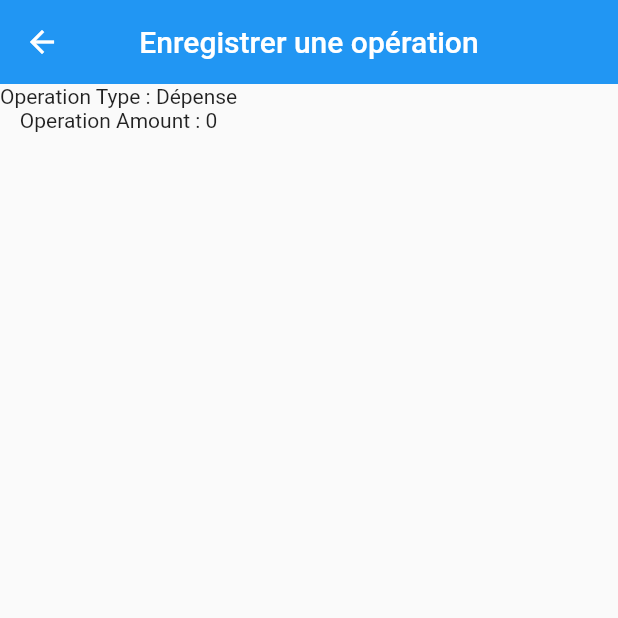
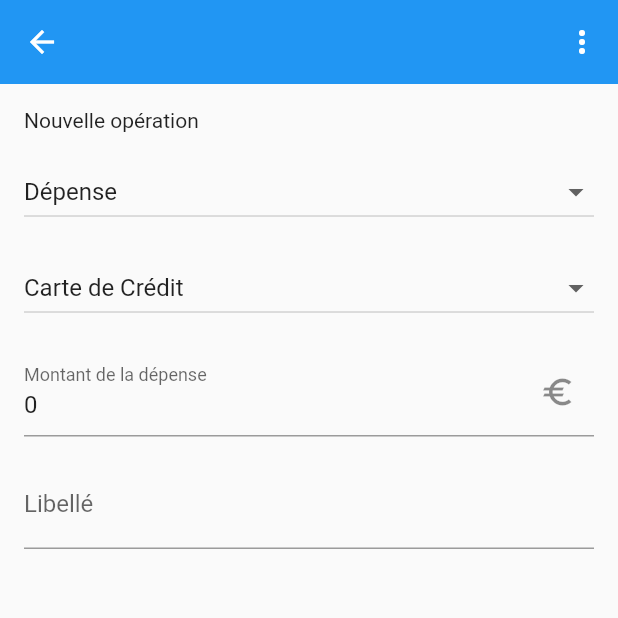
Before and after one commit to Drakx116/my-budget-app, a Flutter app: the OperationScreen screen opened directly with empty values, on a phone screen of 412 x 824 dp, the top half of it. Run offline on Flutter 3.47's test engine with Material 2 defaults, Android fonts, the phone set to English and light mode, and no system bars; our stand-ins replace dio, flutter_dotenv, flutter_secure_storage, freezed_annotation, image_picker; missing offline and left inert: learning_input_image, learning_text_recognition; accounts and stored records are empty.

Commit message:
feat(operation): Add operation screen and validate selection :sparkles:

```diff
--- /dev/null
+++ b/lib/constants/enums/payment_method_enum.dart
@@ -0,0 +1,30 @@
+enum PaymentMethodType {
+  cash,
+  check,
+  creditCard,
+  mealVoucher
+}
+
+extension GetValue on PaymentMethodType {
+  String get value {
+    switch (this) {
+      case PaymentMethodType.cash: return 'Espèces';
+      case PaymentMethodType.check: return 'Chèque';
+      case PaymentMethodType.creditCard: return 'Carte de Crédit';
+      case PaymentMethodType.mealVoucher: return 'Ticket Restaurant';
+      default: return '';
+    }
+  }
+}
+
+extension From on PaymentMethodType {
+  PaymentMethodType from(String value) {
+    switch (value) {
+      case 'Espèces': return PaymentMethodType.cash;
+      case 'Chèque': return PaymentMethodType.check;
+      case 'Carte de Crédit': return PaymentMethodType.creditCard;
+      case 'Ticket Restaurant': return PaymentMethodType.mealVoucher;
+      default: return PaymentMethodType.creditCard;
+    }
+  }
+}
--- a/lib/screens/operation_screen.dart
+++ b/lib/screens/operation_screen.dart
@@ -1,26 +1,124 @@
 import 'package:flutter/material.dart';
+import 'package:flutter/services.dart';
+import 'package:my_budget_app/components/containers/base_container.dart';
 import 'package:my_budget_app/constants/enums/operation_type.dart';
+import 'package:my_budget_app/constants/enums/payment_method_enum.dart';
 
-class OperationScreen extends StatelessWidget
+class OperationScreen extends StatefulWidget
 {
-  final OperationType type;
-  dynamic amount;
+  OperationType type;
+  late PaymentMethodType paymentMethod;
+  late String price;
+  late String label = '';
 
-  OperationScreen({ Key? key, required this.type, this.amount = 0 }) : super(key: key);
+  bool isOperationComplete() {
+    if (price.isEmpty) price = '0';
+
+    return label.isNotEmpty && double.parse(price.toString()) > 0;
+  }
+
+  OperationScreen({Key? key, required this.type, String? amount }) : super(key: key) {
+    price = amount ?? '0';
+    paymentMethod = PaymentMethodType.creditCard;
+  }
+
+  @override
+  State<OperationScreen> createState() => _OperationScreenState();
+}
+
+class _OperationScreenState extends State<OperationScreen> {
+  final TextEditingController _priceController = TextEditingController();
+  final TextEditingController _labelController = TextEditingController();
 
   @override
   Widget build(BuildContext context) {
+    _priceController
+      ..text = (widget.price)
+      ..selection = TextSelection.fromPosition(TextPosition(offset: _priceController.text.length));
+
+    _labelController.text = widget.label;
+
     return Scaffold(
       appBar: AppBar(
-        title: const Text('Enregistrer une opération'),
+        // title: const Text('Enregistrer une opération'),
         centerTitle: true,
         elevation: 0,
+        actions: [
+          PopupMenuButton(itemBuilder: (BuildContext context) {
+            return [
+              PopupMenuItem(
+                child: GestureDetector(
+                  child: const Text('Accueil'),
+                  onTap: () { Navigator.push(context,
+                    MaterialPageRoute(builder: (context) => const BaseContainer())
+                  );},
+                )
+              ),
+            ];
+          })
+        ],
       ),
-      body: SingleChildScrollView(
-        child: Column(children: [
-          Text('Operation Type : ' + type.value),
-          Text('Operation Amount : ' + amount.toString()),
-        ]),
+      body: Column(
+        // mainAxisAlignment: MainAxisAlignment.center,
+        crossAxisAlignment: CrossAxisAlignment.stretch,
+        children: [
+          const Padding(
+            padding: EdgeInsets.all(16),
+            child: Text('Nouvelle opération')
+          ),
+          Padding(
+            padding: const EdgeInsets.symmetric(horizontal: 16),
+            child: Form(
+              child: Column(
+                children: [
+                  DropdownButton(
+                    isExpanded: true,
+                    value: widget.type.value,
+                    onChanged: (type) {
+                      setState(() { widget.type = widget.type.from(type.toString()); });
+                    },
+                    items: OperationType.values.map((OperationType type) => DropdownMenuItem(child: Text(type.value), value: type.value)).toList(),
+                  ),
+                  const SizedBox(height: 16),
+                  DropdownButton(
+                    isExpanded: true,
+                    value: widget.paymentMethod.value,
+                    onChanged: (type) {
+                      setState(() { widget.paymentMethod = widget.paymentMethod.from(type.toString()); });
+                    },
+                    items: PaymentMethodType.values.map((PaymentMethodType type) => DropdownMenuItem(child: Text(type.value), value: type.value)).toList(),
+                  ),
+                  const SizedBox(height: 16),
+                  TextField(
+                    controller: _priceController,
+                    keyboardType: TextInputType.number,
+                    autofocus: false,
+                    decoration: const InputDecoration(
+                      labelText: 'Montant de la dépense',
+                      suffixIcon: Icon(Icons.euro)
+                    ),
+                    inputFormatters: [
+                      FilteringTextInputFormatter.allow(RegExp(r'^\d+\.?\d{0,2}')),
+                    ],
+                    onChanged: (price) {
+                      setState(() { widget.price = price; });
+                    },
+                  ),
+                  const SizedBox(height: 16),
+                  TextField(
+                    decoration: const InputDecoration(labelText: 'Libellé'),
+                    textCapitalization: TextCapitalization.sentences,
+                    onChanged: (value) {
+                      setState(() { widget.label = value; });
+                    },
+                  ),
+                  const SizedBox(height: 16),
+                  (widget.isOperationComplete()) ? ElevatedButton(onPressed: () {}, child: const Text('Enregistrer')) : Container()
+                ]
+              )
+            ),
+          )
+        ]
       ),
     );
   }
--- a/lib/screens/scanner_screen.dart
+++ b/lib/screens/scanner_screen.dart
@@ -99,10 +99,7 @@ class _ScannerScreenState extends State<ScannerScreen> {
               padding: const EdgeInsets.symmetric(vertical: 32),
               child: (widget.isPriceSet()) ? ElevatedButton(onPressed: () {
                 Navigator.push(context, MaterialPageRoute(builder: (context) =>
-                    OperationScreen(
-                      type: OperationType.expense,
-                      amount: double.parse((widget.price ?? '0')).toStringAsFixed(2),
-                    )
+                  OperationScreen(type: OperationType.expense, amount: widget.price)
                 ));
               }, child: const Text('Suivant')) : Container(),
             )
```
Also changed, not shown: lib/constants/enums/operation_type.dart (+10 -0 lines).
